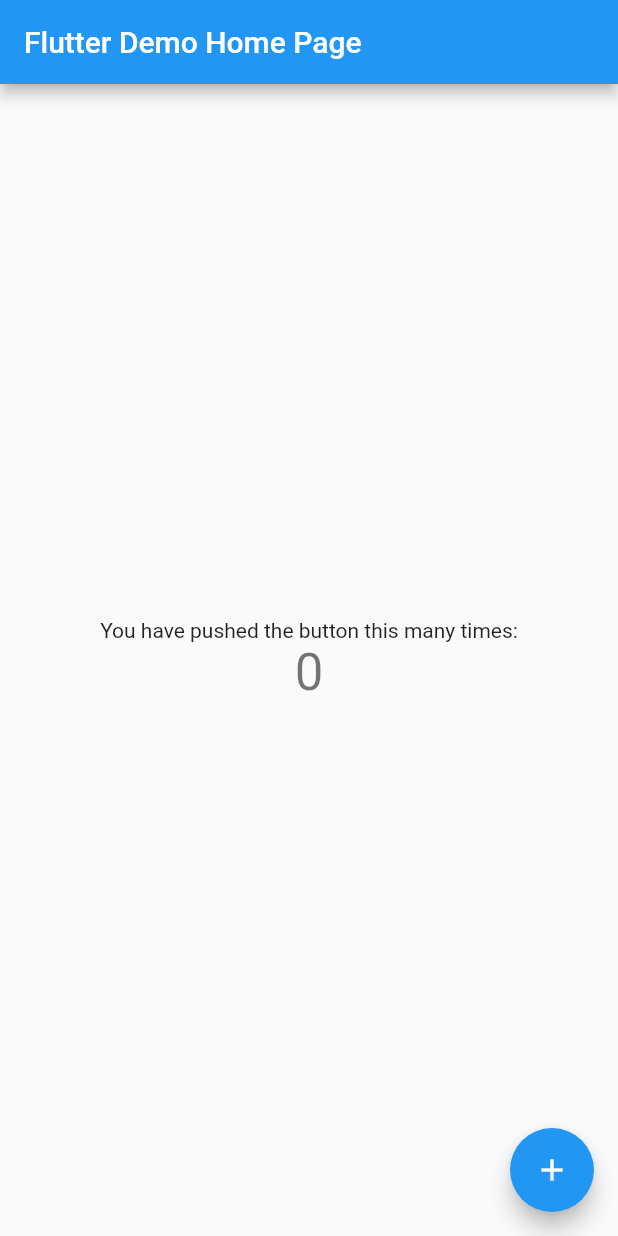
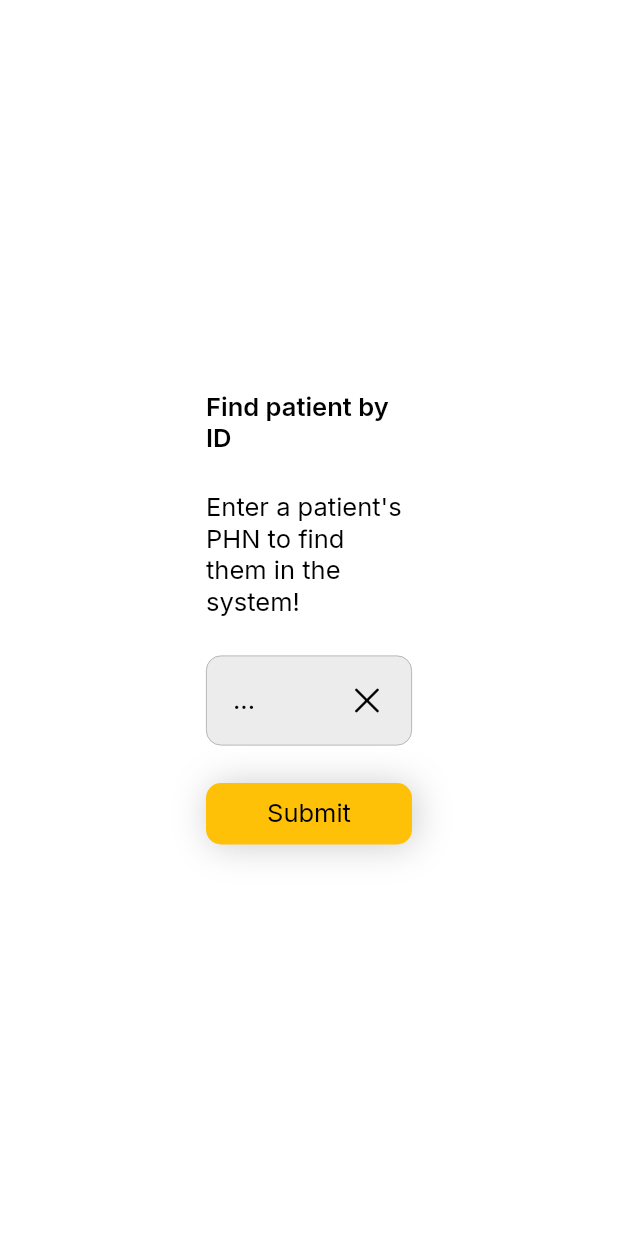
Before and after one commit to mattrltrent/code_hack_2023_client, a Flutter app: the screen it shows after launch, on a phone screen of 412 x 824 dp. Run offline on Flutter 3.47's test engine with Material 2 defaults, Android fonts, the phone set to English and light mode, and no system bars; our stand-ins replace google_fonts.

```diff
--- /dev/null
+++ b/lib/anims/scale.dart
@@ -0,0 +1,72 @@
+import 'package:flutter/material.dart';
+import 'package:flutter/services.dart';
+
+class ScaleAnim extends StatefulWidget {
+  const ScaleAnim({
+    this.tappable = true,
+    required this.child,
+    required this.onTap,
+    this.tooltip,
+    Key? key,
+  }) : super(key: key);
+
+  final Widget child;
+  final Function onTap;
+  final bool tappable;
+  final String? tooltip;
+
+  @override
+  State<ScaleAnim> createState() => _ScaleAnimState();
+}
+
+class _ScaleAnimState extends State<ScaleAnim> with SingleTickerProviderStateMixin {
+  late AnimationController animController;
+  late Animation anim;
+
+  @override
+  void initState() {
+    animController = AnimationController(
+        vsync: this, duration: const Duration(milliseconds: 50), reverseDuration: const Duration(milliseconds: 200));
+    anim = CurvedAnimation(parent: animController, curve: Curves.linear, reverseCurve: Curves.linear);
+    super.initState();
+  }
+
+  @override
+  void dispose() {
+    animController.dispose();
+    super.dispose();
+  }
+
+  void executeTapType() {
+    HapticFeedback.lightImpact();
+  }
+
+  @override
+  Widget build(BuildContext context) {
+    return widget.tappable
+        ? GestureDetector(
+            onTapDown: (_) {
+              animController.forward();
+              animController.addListener(() => setState(() {}));
+            },
+            onTapCancel: () {
+              animController.reverse();
+              animController.addListener(() => setState(() {}));
+            },
+            onTap: () {
+              widget.onTap();
+              executeTapType();
+              animController.forward().then((_) => animController.reverse());
+              animController.addListener(() => setState(() {}));
+            },
+            child: Opacity(
+              opacity: -anim.value * 0.4 + 1,
+              child: Transform.scale(
+                scale: -anim.value * 0.065 + 1,
+                child: widget.child,
+              ),
+            ),
+          )
+        : widget.child;
+  }
+}
--- a/lib/main.dart
+++ b/lib/main.dart
@@ -1,3 +1,5 @@
+import 'package:client/screens/auth.dart';
+import 'package:client/styles/typography.dart';
 import 'package:flutter/material.dart';
 
 void main() {
@@ -10,106 +12,10 @@ class MyApp extends StatelessWidget {
   // This widget is the root of your application.
   @override
   Widget build(BuildContext context) {
-    return MaterialApp(
-      title: 'Flutter Demo',
-      theme: ThemeData(
-        // This is the theme of your application.
-        //
-        // Try running your application with "flutter run". You'll see the
-        // application has a blue toolbar. Then, without quitting the app, try
-        // changing the primarySwatch below to Colors.green and then invoke
-        // "hot reload" (press "r" in the console where you ran "flutter run",
-        // or simply save your changes to "hot reload" in a Flutter IDE).
-        // Notice that the counter didn't reset back to zero; the application
-        // is not restarted.
-        primarySwatch: Colors.blue,
-      ),
-      home: const MyHomePage(title: 'Flutter Demo Home Page'),
+    return const MaterialApp(
+      debugShowCheckedModeBanner: false,
+      title: "Client",
+      home: AuthScreen(),
     );
   }
 }
-
-class MyHomePage extends StatefulWidget {
-  const MyHomePage({super.key, required this.title});
-
-  // This widget is the home page of your application. It is stateful, meaning
-  // that it has a State object (defined below) that contains fields that affect
-  // how it looks.
-
-  // This class is the configuration for the state. It holds the values (in this
-  // case the title) provided by the parent (in this case the App widget) and
-  // used by the build method of the State. Fields in a Widget subclass are
-  // always marked "final".
-
-  final String title;
-
-  @override
-  State<MyHomePage> createState() => _MyHomePageState();
-}
-
-class _MyHomePageState extends State<MyHomePage> {
-  int _counter = 0;
-
-  void _incrementCounter() {
-    setState(() {
-      // This call to setState tells the Flutter framework that something has
-      // changed in this State, which causes it to rerun the build method below
-      // so that the display can reflect the updated values. If we changed
-      // _counter without calling setState(), then the build method would not be
-      // called again, and so nothing would appear to happen.
-      _counter++;
-    });
-  }
-
-  @override
-  Widget build(BuildContext context) {
-    // This method is rerun every time setState is called, for instance as done
-    // by the _incrementCounter method above.
-    //
-    // The Flutter framework has been optimized to make rerunning build methods
-    // fast, so that you can just rebuild anything that needs updating rather
-    // than having to individually change instances of widgets.
-    return Scaffold(
-      appBar: AppBar(
-        // Here we take the value from the MyHomePage object that was created by
-        // the App.build method, and use it to set our appbar title.
-        title: Text(widget.title),
-      ),
-      body: Center(
-        // Center is a layout widget. It takes a single child and positions it
-        // in the middle of the parent.
-        child: Column(
-          // Column is also a layout widget. It takes a list of children and
-          // arranges them vertically. By default, it sizes itself to fit its
-          // children horizontally, and tries to be as tall as its parent.
-          //
-          // Invoke "debug painting" (press "p" in the console, choose the
-          // "Toggle Debug Paint" action from the Flutter Inspector in Android
-          // Studio, or the "Toggle Debug Paint" command in Visual Studio Code)
-          // to see the wireframe for each widget.
-          //
-          // Column has various properties to control how it sizes itself and
-          // how it positions its children. Here we use mainAxisAlignment to
-          // center the children vertically; the main axis here is the vertical
-          // axis because Columns are vertical (the cross axis would be
-          // horizontal).
-          mainAxisAlignment: MainAxisAlignment.center,
-          children: <Widget>[
-            const Text(
-              'You have pushed the button this many times:',
-            ),
-            Text(
-              '$_counter',
-              style: Theme.of(context).textTheme.headlineMedium,
-            ),
-          ],
-        ),
-      ),
-      floatingActionButton: FloatingActionButton(
-        onPressed: _incrementCounter,
-        tooltip: 'Increment',
-        child: const Icon(Icons.add),
-      ), // This trailing comma makes auto-formatting nicer for build methods.
-    );
-  }
-}
--- /dev/null
+++ b/lib/screens/auth.dart
@@ -0,0 +1,63 @@
+import 'package:client/screens/perms.dart';
+import 'package:client/widgets/button.dart';
+import 'package:client/widgets/textfield.dart';
+import 'package:flutter/material.dart';
+
+import '../styles/typography.dart';
+
+class AuthScreen extends StatelessWidget {
+  const AuthScreen({super.key});
+
+  @override
+  Widget build(BuildContext context) {
+    return Scaffold(
+      backgroundColor: Colors.white,
+      body: Center(
+        child: SizedBox(
+          width: MediaQuery.of(context).size.width * 1 / 3,
+          child: Column(
+            crossAxisAlignment: CrossAxisAlignment.center,
+            mainAxisAlignment: MainAxisAlignment.center,
+            children: [
+              Align(
+                alignment: Alignment.topLeft,
+                child: Text(
+                  "Find patient by ID",
+                  style: kTitle.copyWith(
+                    color: Colors.black,
+                  ),
+                ),
+              ),
+              const SizedBox(height: 25),
+              Align(
+                alignment: Alignment.topLeft,
+                child: Text(
+                  "Enter a patient's PHN to find them in the system!",
+                  style: kBody.copyWith(
+                    color: Colors.black,
+                  ),
+                ),
+              ),
+              const SizedBox(height: 25),
+              TextfieldLayout(
+                controller: TextEditingController(),
+                topText: "Enter patient PHN",
+                showTopText: false,
+              ),
+              const SizedBox(height: 25),
+              ButtonLayout(
+                bgColor: Colors.amber,
+                onTap: () => Navigator.of(context).push(
+                  MaterialPageRoute(
+                    builder: (context) => const PermScreens(),
+                  ),
+                ),
+                text: "Submit",
+              ),
+            ],
+          ),
+        ),
+      ),
+    );
+  }
+}
--- /dev/null
+++ b/lib/styles/typography.dart
@@ -0,0 +1,18 @@
+import 'package:flutter/material.dart';
+import 'package:google_fonts/google_fonts.dart';
+
+var kHeader = GoogleFonts.inter(
+  textStyle: const TextStyle(fontSize: 35, fontWeight: FontWeight.w600),
+);
+
+var kTitle = GoogleFonts.inter(
+  textStyle: const TextStyle(fontSize: 17, fontWeight: FontWeight.w600),
+);
+
+var kBody = GoogleFonts.inter(
+  textStyle: const TextStyle(fontSize: 17, fontWeight: FontWeight.normal),
+);
+
+var kDetail = GoogleFonts.inter(
+  textStyle: const TextStyle(fontSize: 15, fontWeight: FontWeight.normal),
+);
--- /dev/null
+++ b/lib/widgets/button.dart
@@ -0,0 +1,37 @@
+import 'package:client/anims/scale.dart';
+import 'package:client/styles/typography.dart';
+import 'package:flutter/material.dart';
+
+class ButtonLayout extends StatelessWidget {
+  const ButtonLayout({
+    super.key,
+    required this.text,
+    required this.onTap,
+    required this.bgColor,
+  });
+
+  final String text;
+  final VoidCallback onTap;
+  final Color bgColor;
+
+  @override
+  Widget build(BuildContext context) {
+    return ScaleAnim(
+      onTap: () => onTap(),
+      child: Container(
+        width: double.infinity,
+        padding: const EdgeInsets.all(10),
+        decoration: BoxDecoration(
+            color: bgColor,
+            borderRadius: BorderRadius.circular(10),
+            boxShadow: [BoxShadow(color: Colors.black.withOpacity(0.2), blurRadius: 20, offset: const Offset(2, 1))]),
+        child: Center(
+          child: Text(
+            text,
+            style: kBody.copyWith(color: Colors.black),
+          ),
+        ),
+      ),
+    );
+  }
+}
--- /dev/null
+++ b/lib/widgets/textfield.dart
@@ -0,0 +1,185 @@
+import 'package:flutter/cupertino.dart';
+import 'package:flutter/material.dart';
+
+import '../styles/typography.dart';
+
+class TextfieldLayout extends StatefulWidget {
+  const TextfieldLayout(
+      {required this.topText,
+      required this.controller,
+      this.icon = CupertinoIcons.search,
+      this.bottomPadding = 0.0,
+      this.topPadding = 0.0,
+      this.horizontalPadding = 0.0,
+      this.password = false,
+      this.autoCorrect = false,
+      this.showTopText = true,
+      this.hintText,
+      this.onFocusChange,
+      this.hasRightButton = false,
+      this.rightButtonOnTap,
+      this.rightButtonText,
+      Key? key})
+      : super(key: key);
+
+  final Function(bool)? onFocusChange;
+  final String? hintText;
+  final bool showTopText;
+  final bool autoCorrect;
+  final bool password;
+  final IconData icon;
+  final double bottomPadding;
+  final String topText;
+  final double topPadding;
+  final double horizontalPadding;
+  final TextEditingController controller;
+  final bool hasRightButton;
+  final VoidCallback? rightButtonOnTap;
+  final String? rightButtonText;
+
+  @override
+  State<TextfieldLayout> createState() => _TextfieldLayoutState();
+}
+
+class _TextfieldLayoutState extends State<TextfieldLayout> {
+  FocusNode focusNode = FocusNode();
+
+  @override
+  void initState() {
+    // widget.controller.clear();
+    focusNode.addListener(() {
+      if (widget.onFocusChange == null) return;
+      if (focusNode.hasFocus) {
+        widget.onFocusChange!(true);
+      } else {
+        widget.onFocusChange!(false);
+      }
+    });
+    super.initState();
+  }
+
+  @override
+  void dispose() {
+    focusNode.dispose();
+    super.dispose();
+  }
+
+  @override
+  Widget build(BuildContext context) {
+    return Padding(
+      padding: EdgeInsets.only(
+          left: widget.horizontalPadding,
+          right: widget.horizontalPadding,
+          top: widget.topPadding,
+          bottom: widget.bottomPadding),
+      child: Column(
+        crossAxisAlignment: CrossAxisAlignment.start,
+        mainAxisSize: MainAxisSize.min,
+        children: [
+          widget.showTopText
+              ? Column(
+                  children: [
+                    Text(
+                      widget.topText,
+                      style: kBody.copyWith(color: Colors.black),
+                      textAlign: TextAlign.left,
+                    ),
+                    const SizedBox(height: 10),
+                  ],
+                )
+              : Container(),
+          Row(
+            children: [
+              Expanded(
+                child: GestureDetector(
+                  onTap: () => focusNode.requestFocus(),
+                  child: Container(
+                    decoration: BoxDecoration(
+                      border: Border.all(
+                        width: .5,
+                        color: Colors.black.withOpacity(0.3),
+                      ),
+                      color: Colors.grey.withOpacity(0.2),
+                      borderRadius: const BorderRadius.all(
+                        Radius.circular(10),
+                      ),
+                    ),
+                    child: Row(
+                      children: [
+                        Expanded(
+                          child: Container(
+                            padding: const EdgeInsets.only(top: 17.5, bottom: 17.5, left: 17.5),
+                            child: TextField(
+                              enableSuggestions: false,
+                              autocorrect: widget.autoCorrect,
+                              obscureText: widget.password,
+                              focusNode: focusNode,
+                              controller: widget.controller,
+                              style: kBody.copyWith(
+                                color: Colors.black,
+                              ),
+                              decoration: InputDecoration.collapsed(
+                                hintText: widget.hintText ?? "...",
+                                hintStyle: kBody.copyWith(
+                                  color: Theme.of(context).colorScheme.onSurface,
+                                ),
+                              ),
+                            ),
+                          ),
+                        ),
+                        GestureDetector(
+                          onTap: () => widget.controller.clear(),
+                          child: Container(
+                            // Transparent hitbox trick.
+                            color: Colors.transparent,
+                            padding: const EdgeInsets.all(17.5),
+                            child: Icon(
+                              CupertinoIcons.xmark,
+                              color: Theme.of(context).colorScheme.onSurface,
+                            ),
+                          ),
+                        ),
+                      ],
+                    ),
+                  ),
+                ),
+              ),
+              GestureDetector(
+                onTap: () {
+                  if (widget.rightButtonOnTap != null) {
+                    widget.rightButtonOnTap!();
+                  }
+                },
+                child: Container(
+                  // Transparent hitbox trick.
+                  height: 48,
+                  color: Colors.transparent,
+                  child: AnimatedSize(
+                    curve: Curves.decelerate,
+                    duration: const Duration(milliseconds: 175),
+                    clipBehavior: Clip.antiAliasWithSaveLayer,
+                    child: Padding(
+                      padding: EdgeInsets.only(left: widget.hasRightButton ? 15 : 0),
+                      child: Center(
+                        child: Text(
+                          widget.hasRightButton
+                              ? widget.rightButtonText != null
+                                  ? widget.rightButtonText!
+                                  : throw "Please enter right button text."
+                              : "",
+                          style: kTitle.copyWith(
+                            color: Theme.of(context).colorScheme.onSurface,
+                          ),
+                        ),
+                      ),
+                    ),
+                  ),
+                ),
+              )
+            ],
+          ),
+        ],
+      ),
+    );
+  }
+}
--- a/pubspec.yaml
+++ b/pubspec.yaml
@@ -35,6 +35,7 @@ dependencies:
   # The following adds the Cupertino Icons font to your application.
   # Use with the CupertinoIcons class for iOS style icons.
   cupertino_icons: ^1.0.2
+  google_fonts: ^4.0.3
 
 dev_dependencies:
   flutter_test:
```
Also changed, not shown: lib/screens/perms.dart (added, +99 -0 lines), lib/widgets/accordian.dart (added, +44 -0 lines), lib/widgets/appbar.dart (added, +30 -0 lines), pubspec.lock, 11 other files.
